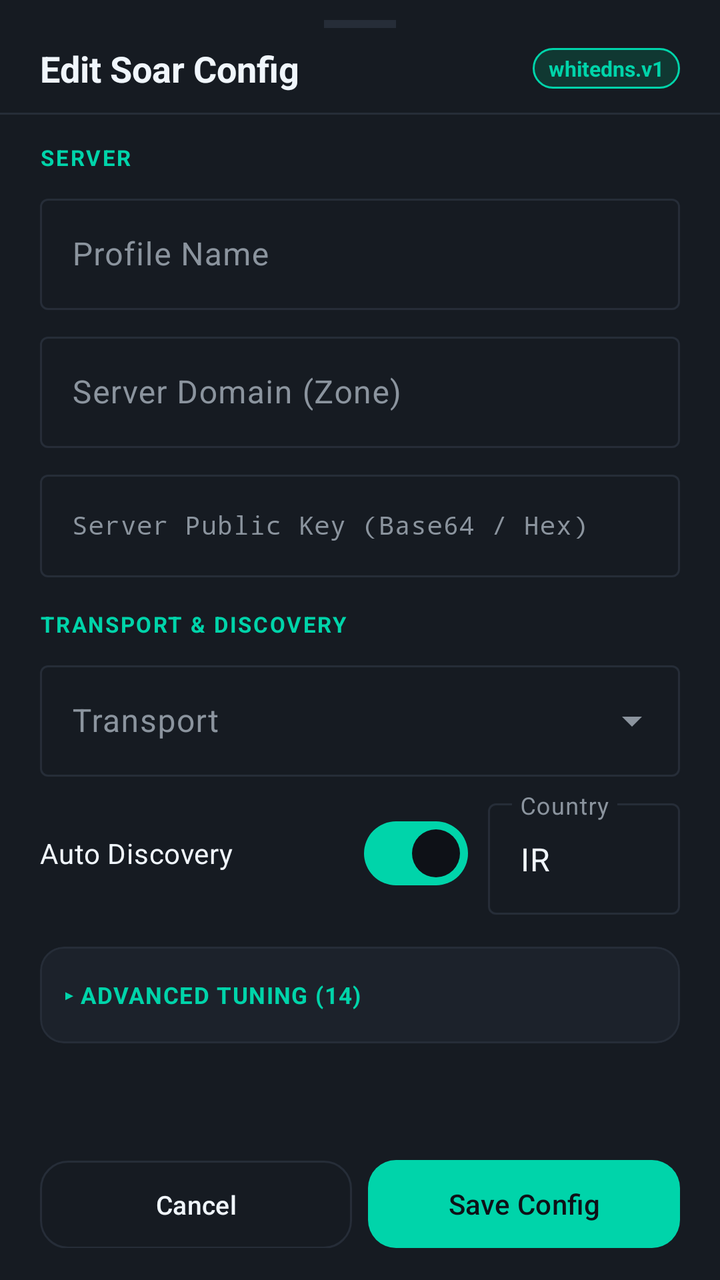
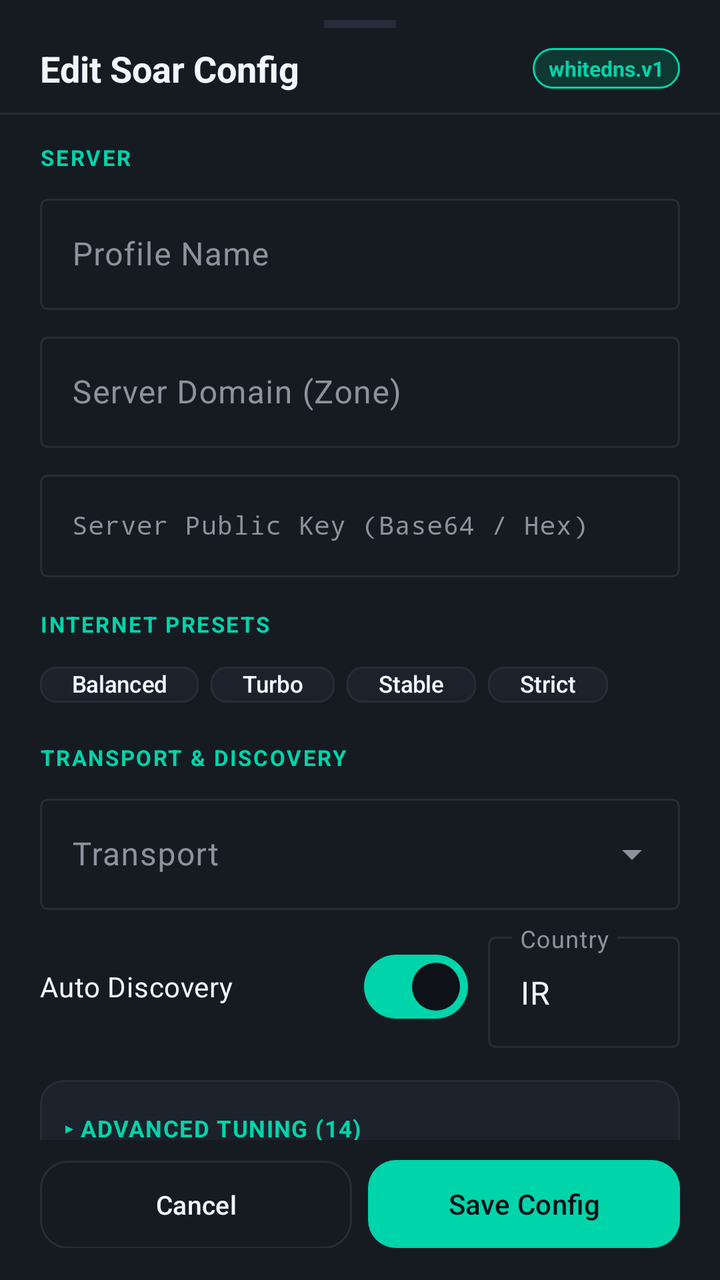

Compare the two renders of this Android layout. The source of the first and the diff that turns it into the second are given below.
<!-- AndroidManifest.xml: application theme Theme.AetherVpn -->
<!-- res/layout/bottom_sheet_soar_profile.xml -->
<?xml version="1.0" encoding="utf-8"?>
<LinearLayout xmlns:android="http://schemas.android.com/apk/res/android"
    xmlns:app="http://schemas.android.com/apk/res-auto"
    android:layout_width="match_parent"
    android:layout_height="wrap_content"
    android:background="@color/card_bg"
    android:orientation="vertical"
    android:paddingBottom="16dp">

    
    <View
        android:layout_width="36dp"
        android:layout_height="4dp"
        android:layout_gravity="center_horizontal"
        android:layout_marginTop="10dp"
        android:layout_marginBottom="8dp"
        android:background="@color/card_border" />

    
    <LinearLayout
        android:layout_width="match_parent"
        android:layout_height="wrap_content"
        android:gravity="center_vertical"
        android:orientation="horizontal"
        android:paddingHorizontal="20dp"
        android:paddingBottom="10dp">

        <TextView
            android:id="@+id/tvSheetTitle"
            android:layout_width="0dp"
            android:layout_height="wrap_content"
            android:layout_weight="1"
            android:text="Edit Soar Config"
            android:textColor="@color/text_primary"
            android:textSize="18sp"
            android:textStyle="bold" />

        <TextView
            android:layout_width="wrap_content"
            android:layout_height="wrap_content"
            android:background="@drawable/bg_pill_chain"
            android:paddingHorizontal="8dp"
            android:paddingVertical="3dp"
            android:text="whitedns.v1"
            android:textColor="@color/accent_primary"
            android:textSize="10.5sp"
            android:textStyle="bold" />
    </LinearLayout>

    <View
        android:layout_width="match_parent"
        android:layout_height="1dp"
        android:background="@color/divider_line" />

    <androidx.core.widget.NestedScrollView
        android:layout_width="match_parent"
        android:layout_height="0dp"
        android:layout_weight="1"
        android:fillViewport="true"
        android:paddingHorizontal="20dp"
        android:paddingTop="14dp">

        <LinearLayout
            android:layout_width="match_parent"
            android:layout_height="wrap_content"
            android:orientation="vertical"
            android:paddingBottom="12dp">

            
            <TextView
                android:layout_width="wrap_content"
                android:layout_height="wrap_content"
                android:letterSpacing="0.08"
                android:text="SERVER"
                android:textColor="@color/accent_primary"
                android:textSize="11sp"
                android:textStyle="bold" />

            <com.google.android.material.textfield.TextInputLayout
                style="@style/Widget.Material3.TextInputLayout.OutlinedBox"
                android:layout_width="match_parent"
                android:layout_height="wrap_content"
                android:layout_marginTop="8dp"
                android:hint="Profile Name">

                <com.google.android.material.textfield.TextInputEditText
                    android:id="@+id/etSoarName"
                    android:layout_width="match_parent"
                    android:layout_height="wrap_content"
                    android:inputType="text"
                    android:maxLines="1" />
            </com.google.android.material.textfield.TextInputLayout>

            <com.google.android.material.textfield.TextInputLayout
                style="@style/Widget.Material3.TextInputLayout.OutlinedBox"
                android:layout_width="match_parent"
                android:layout_height="wrap_content"
                android:layout_marginTop="8dp"
                android:hint="Server Domain (Zone)">

                <com.google.android.material.textfield.TextInputEditText
                    android:id="@+id/etSoarDomain"
                    android:layout_width="match_parent"
                    android:layout_height="wrap_content"
                    android:inputType="textNoSuggestions"
                    android:maxLines="1" />
            </com.google.android.material.textfield.TextInputLayout>

            <com.google.android.material.textfield.TextInputLayout
                style="@style/Widget.Material3.TextInputLayout.OutlinedBox"
                android:layout_width="match_parent"
                android:layout_height="wrap_content"
                android:layout_marginTop="8dp"
                android:hint="Server Public Key (Base64 / Hex)">

                <com.google.android.material.textfield.TextInputEditText
                    android:id="@+id/etSoarPublicKey"
                    android:layout_width="match_parent"
                    android:layout_height="wrap_content"
                    android:fontFamily="monospace"
                    android:inputType="textNoSuggestions"
                    android:maxLines="2"
                    android:textSize="12.5sp" />
            </com.google.android.material.textfield.TextInputLayout>

            
            <TextView
                android:layout_width="wrap_content"
                android:layout_height="wrap_content"
                android:layout_marginTop="16dp"
                android:letterSpacing="0.08"
                android:text="TRANSPORT &amp; DISCOVERY"
                android:textColor="@color/accent_primary"
                android:textSize="11sp"
                android:textStyle="bold" />

            <com.google.android.material.textfield.TextInputLayout
                style="@style/Widget.Material3.TextInputLayout.OutlinedBox.ExposedDropdownMenu"
                android:layout_width="match_parent"
                android:layout_height="wrap_content"
                android:layout_marginTop="8dp"
                android:hint="Transport">

                <AutoCompleteTextView
                    android:id="@+id/actSoarTransport"
                    android:layout_width="match_parent"
                    android:layout_height="wrap_content"
                    android:inputType="none" />
            </com.google.android.material.textfield.TextInputLayout>

            <LinearLayout
                android:layout_width="match_parent"
                android:layout_height="wrap_content"
                android:layout_marginTop="8dp"
                android:gravity="center_vertical"
                android:orientation="horizontal">

                <com.google.android.material.materialswitch.MaterialSwitch
                    android:id="@+id/switchSoarDiscovery"
                    android:layout_width="0dp"
                    android:layout_height="wrap_content"
                    android:layout_weight="1"
                    android:checked="true"
                    android:text="Auto Discovery"
                    android:textColor="@color/text_primary" />

                <com.google.android.material.textfield.TextInputLayout
                    style="@style/Widget.Material3.TextInputLayout.OutlinedBox"
                    android:layout_width="96dp"
                    android:layout_height="wrap_content"
                    android:layout_marginStart="10dp"
                    android:hint="Country">

                    <com.google.android.material.textfield.TextInputEditText
                        android:id="@+id/etSoarCountry"
                        android:layout_width="match_parent"
                        android:layout_height="wrap_content"
                        android:inputType="textCapCharacters"
                        android:maxLines="1"
                        android:text="IR" />
                </com.google.android.material.textfield.TextInputLayout>
            </LinearLayout>

            
            <com.google.android.material.card.MaterialCardView
                style="@style/Widget.Aether.Card"
                android:layout_width="match_parent"
                android:layout_height="wrap_content"
                android:layout_marginTop="16dp"
                app:cardBackgroundColor="@color/surface_elevated"
                app:cardCornerRadius="12dp">

                <LinearLayout
                    android:layout_width="match_parent"
                    android:layout_height="wrap_content"
                    android:orientation="vertical"
                    android:padding="12dp">

                    <LinearLayout
                        android:id="@+id/btnSoarToggleAdvanced"
                        android:layout_width="match_parent"
                        android:layout_height="wrap_content"
                        android:background="?attr/selectableItemBackground"
                        android:gravity="center_vertical"
                        android:orientation="horizontal"
                        android:paddingVertical="4dp">

                        <TextView
                            android:id="@+id/tvSoarAdvancedToggle"
                            android:layout_width="0dp"
                            android:layout_height="wrap_content"
                            android:layout_weight="1"
                            android:letterSpacing="0.04"
                            android:text="▸ ADVANCED TUNING (14)"
                            android:textColor="@color/accent_primary"
                            android:textSize="11.5sp"
                            android:textStyle="bold" />
                    </LinearLayout>

                    <LinearLayout
                        android:id="@+id/layoutSoarAdvanced"
                        android:layout_width="match_parent"
                        android:layout_height="wrap_content"
                        android:layout_marginTop="10dp"
                        android:orientation="vertical"
                        android:visibility="gone">

                        <LinearLayout
                            android:layout_width="match_parent"
                            android:layout_height="wrap_content"
                            android:orientation="horizontal">

                            <com.google.android.material.textfield.TextInputLayout
                                style="@style/Widget.Material3.TextInputLayout.OutlinedBox"
                                android:layout_width="0dp"
                                android:layout_height="wrap_content"
                                android:layout_marginEnd="6dp"
                                android:layout_weight="1"
                                android:hint="discoveryWant">

                                <com.google.android.material.textfield.TextInputEditText
                                    android:id="@+id/etSoarDiscoveryWant"
                                    android:layout_width="match_parent"
                                    android:layout_height="wrap_content"
                                    android:inputType="number" />
                            </com.google.android.material.textfield.TextInputLayout>

                            <com.google.android.material.textfield.TextInputLayout
                                style="@style/Widget.Material3.TextInputLayout.OutlinedBox"
                                android:layout_width="0dp"
                                android:layout_height="wrap_content"
                                android:layout_weight="1"
                                android:hint="discoveryConcurrency">

                                <com.google.android.material.textfield.TextInputEditText
                                    android:id="@+id/etSoarDiscoveryConcurrency"
                                    android:layout_width="match_parent"
                                    android:layout_height="wrap_content"
                                    android:inputType="number" />
                            </com.google.android.material.textfield.TextInputLayout>
                        </LinearLayout>

                        <LinearLayout
                            android:layout_width="match_parent"
                            android:layout_height="wrap_content"
                            android:layout_marginTop="6dp"
                            android:orientation="horizontal">

                            <com.google.android.material.textfield.TextInputLayout
                                style="@style/Widget.Material3.TextInputLayout.OutlinedBox"
                                android:layout_width="0dp"
                                android:layout_height="wrap_content"
                                android:layout_marginEnd="6dp"
                                android:layout_weight="1"
                                android:hint="discoveryPaceMs">

                                <com.google.android.material.textfield.TextInputEditText
                                    android:id="@+id/etSoarDiscoveryPaceMs"
                                    android:layout_width="match_parent"
                                    android:layout_height="wrap_content"
                                    android:inputType="number" />
                            </com.google.android.material.textfield.TextInputLayout>

                            <com.google.android.material.textfield.TextInputLayout
                                style="@style/Widget.Material3.TextInputLayout.OutlinedBox"
                                android:layout_width="0dp"
                                android:layout_height="wrap_content"
                                android:layout_weight="1"
                                android:hint="holdMs">

                                <com.google.android.material.textfield.TextInputEditText
                                    android:id="@+id/etSoarHoldMs"
                                    android:layout_width="match_parent"
                                    android:layout_height="wrap_content"
                                    android:inputType="number" />
                            </com.google.android.material.textfield.TextInputLayout>
                        </LinearLayout>

                        <LinearLayout
                            android:layout_width="match_parent"
                            android:layout_height="wrap_content"
                            android:layout_marginTop="6dp"
                            android:orientation="horizontal">

                            <com.google.android.material.textfield.TextInputLayout
                                style="@style/Widget.Material3.TextInputLayout.OutlinedBox"
                                android:layout_width="0dp"
                                android:layout_height="wrap_content"
                                android:layout_marginEnd="6dp"
                                android:layout_weight="1"
                                android:hint="safeQName">

                                <com.google.android.material.textfield.TextInputEditText
                                    android:id="@+id/etSoarSafeQName"
                                    android:layout_width="match_parent"
                                    android:layout_height="wrap_content"
                                    android:inputType="number" />
                            </com.google.android.material.textfield.TextInputLayout>

                            <com.google.android.material.textfield.TextInputLayout
                                style="@style/Widget.Material3.TextInputLayout.OutlinedBox"
                                android:layout_width="0dp"
                                android:layout_height="wrap_content"
                                android:layout_weight="1"
                                android:hint="maxQName">

                                <com.google.android.material.textfield.TextInputEditText
                                    android:id="@+id/etSoarMaxQName"
                                    android:layout_width="match_parent"
                                    android:layout_height="wrap_content"
                                    android:inputType="number" />
                            </com.google.android.material.textfield.TextInputLayout>
                        </LinearLayout>

                        <LinearLayout
                            android:layout_width="match_parent"
                            android:layout_height="wrap_content"
                            android:layout_marginTop="6dp"
                            android:orientation="horizontal">

                            <com.google.android.material.textfield.TextInputLayout
                                style="@style/Widget.Material3.TextInputLayout.OutlinedBox"
                                android:layout_width="0dp"
                                android:layout_height="wrap_content"
                                android:layout_marginEnd="6dp"
                                android:layout_weight="1"
                                android:hint="maxAnswer">

                                <com.google.android.material.textfield.TextInputEditText
                                    android:id="@+id/etSoarMaxAnswer"
                                    android:layout_width="match_parent"
                                    android:layout_height="wrap_content"
                                    android:inputType="number" />
                            </com.google.android.material.textfield.TextInputLayout>

                            <com.google.android.material.textfield.TextInputLayout
                                style="@style/Widget.Material3.TextInputLayout.OutlinedBox"
                                android:layout_width="0dp"
                                android:layout_height="wrap_content"
                                android:layout_weight="1"
                                android:hint="maxInflight">

                                <com.google.android.material.textfield.TextInputEditText
                                    android:id="@+id/etSoarMaxInflight"
                                    android:layout_width="match_parent"
                                    android:layout_height="wrap_content"
                                    android:inputType="number" />
                            </com.google.android.material.textfield.TextInputLayout>
                        </LinearLayout>

                        <LinearLayout
                            android:layout_width="match_parent"
                            android:layout_height="wrap_content"
                            android:layout_marginTop="6dp"
                            android:orientation="horizontal">

                            <com.google.android.material.textfield.TextInputLayout
                                style="@style/Widget.Material3.TextInputLayout.OutlinedBox"
                                android:layout_width="0dp"
                                android:layout_height="wrap_content"
                                android:layout_marginEnd="6dp"
                                android:layout_weight="1"
                                android:hint="maxPathWindow">

                                <com.google.android.material.textfield.TextInputEditText
                                    android:id="@+id/etSoarMaxPathWindow"
                                    android:layout_width="match_parent"
                                    android:layout_height="wrap_content"
                                    android:inputType="number" />
                            </com.google.android.material.textfield.TextInputLayout>

                            <com.google.android.material.textfield.TextInputLayout
                                style="@style/Widget.Material3.TextInputLayout.OutlinedBox"
                                android:layout_width="0dp"
                                android:layout_height="wrap_content"
                                android:layout_weight="1"
                                android:hint="maxStreams">

                                <com.google.android.material.textfield.TextInputEditText
                                    android:id="@+id/etSoarMaxStreams"
                                    android:layout_width="match_parent"
                                    android:layout_height="wrap_content"
                                    android:inputType="number" />
                            </com.google.android.material.textfield.TextInputLayout>
                        </LinearLayout>

                        <LinearLayout
                            android:layout_width="match_parent"
                            android:layout_height="wrap_content"
                            android:layout_marginTop="6dp"
                            android:orientation="horizontal">

                            <com.google.android.material.textfield.TextInputLayout
                                style="@style/Widget.Material3.TextInputLayout.OutlinedBox"
                                android:layout_width="0dp"
                                android:layout_height="wrap_content"
                                android:layout_marginEnd="6dp"
                                android:layout_weight="1"
                                android:hint="streamWindowKiB">

                                <com.google.android.material.textfield.TextInputEditText
                                    android:id="@+id/etSoarStreamWindowKiB"
                                    android:layout_width="match_parent"
                                    android:layout_height="wrap_content"
                                    android:inputType="number" />
                            </com.google.android.material.textfield.TextInputLayout>

                            <com.google.android.material.textfield.TextInputLayout
                                style="@style/Widget.Material3.TextInputLayout.OutlinedBox"
                                android:layout_width="0dp"
                                android:layout_height="wrap_content"
                                android:layout_weight="1"
                                android:hint="sendBufferKiB">

                                <com.google.android.material.textfield.TextInputEditText
                                    android:id="@+id/etSoarSendBufferKiB"
                                    android:layout_width="match_parent"
                                    android:layout_height="wrap_content"
                                    android:inputType="number" />
                            </com.google.android.material.textfield.TextInputLayout>
                        </LinearLayout>

                        <LinearLayout
                            android:layout_width="match_parent"
                            android:layout_height="wrap_content"
                            android:layout_marginTop="6dp"
                            android:orientation="horizontal">

                            <com.google.android.material.textfield.TextInputLayout
                                style="@style/Widget.Material3.TextInputLayout.OutlinedBox"
                                android:layout_width="0dp"
                                android:layout_height="wrap_content"
                                android:layout_marginEnd="6dp"
                                android:layout_weight="1"
                                android:hint="sessionIdleSeconds">

                                <com.google.android.material.textfield.TextInputEditText
                                    android:id="@+id/etSoarSessionIdleSeconds"
                                    android:layout_width="match_parent"
                                    android:layout_height="wrap_content"
                                    android:inputType="number" />
                            </com.google.android.material.textfield.TextInputLayout>

                            <com.google.android.material.textfield.TextInputLayout
                                style="@style/Widget.Material3.TextInputLayout.OutlinedBox"
                                android:layout_width="0dp"
                                android:layout_height="wrap_content"
                                android:layout_weight="1"
                                android:hint="dialTimeoutSeconds">

                                <com.google.android.material.textfield.TextInputEditText
                                    android:id="@+id/etSoarDialTimeoutSeconds"
                                    android:layout_width="match_parent"
                                    android:layout_height="wrap_content"
                                    android:inputType="number" />
                            </com.google.android.material.textfield.TextInputLayout>
                        </LinearLayout>
                    </LinearLayout>
                </LinearLayout>
            </com.google.android.material.card.MaterialCardView>
        </LinearLayout>
    </androidx.core.widget.NestedScrollView>

    
    <LinearLayout
        android:layout_width="match_parent"
        android:layout_height="wrap_content"
        android:orientation="horizontal"
        android:paddingHorizontal="20dp"
        android:paddingTop="10dp">

        <com.google.android.material.button.MaterialButton
            android:id="@+id/btnSoarCancel"
            style="@style/Widget.Aether.Button.Outlined"
            android:layout_width="0dp"
            android:layout_height="44dp"
            android:layout_marginEnd="8dp"
            android:layout_weight="1"
            android:minHeight="44dp"
            android:text="Cancel" />

        <com.google.android.material.button.MaterialButton
            android:id="@+id/btnSoarSave"
            style="@style/Widget.Aether.Button"
            android:layout_width="0dp"
            android:layout_height="44dp"
            android:layout_weight="1"
            android:minHeight="44dp"
            android:text="Save Config" />
    </LinearLayout>
</LinearLayout>
<!-- resources referenced by this layout -->
<resources>
  <color name="accent_primary">#00D4AA</color>
  <color name="card_bg">#161B22</color>
  <color name="card_border">#262D38</color>
  <color name="divider_line">#262D38</color>
  <color name="surface_elevated">#1C222B</color>
  <color name="text_primary">#F0F6FC</color>
  <!-- drawable bg_pill_chain (drawable) -->
  <?xml version="1.0" encoding="utf-8"?>
  <shape xmlns:android="http://schemas.android.com/apk/res/android"
      android:shape="rectangle">
      <solid android:color="@color/accent_primary_container" />
      <corners android:radius="999dp" />
      <stroke
          android:width="1dp"
          android:color="@color/accent_primary" />
  </shape>
  <style name="Widget.Aether.Button" parent="Widget.Material3.Button">
          <item name="android:minHeight">48dp</item>
          <item name="android:insetTop">0dp</item>
          <item name="android:insetBottom">0dp</item>
          <item name="cornerRadius">14dp</item>
          <item name="android:textAllCaps">false</item>
          <item name="android:textSize">14sp</item>
          <item name="backgroundTint">@color/accent_primary</item>
          <item name="android:textColor">@color/surface_bg</item>
      </style>
  <style name="Widget.Aether.Button.Outlined" parent="Widget.Material3.Button.OutlinedButton">
          <item name="android:minHeight">48dp</item>
          <item name="android:insetTop">0dp</item>
          <item name="android:insetBottom">0dp</item>
          <item name="cornerRadius">14dp</item>
          <item name="android:textAllCaps">false</item>
          <item name="android:textSize">13sp</item>
          <item name="strokeColor">@color/card_border</item>
          <item name="android:textColor">@color/text_primary</item>
      </style>
  <style name="Widget.Aether.Card" parent="Widget.Material3.CardView.Outlined">
          <item name="cardBackgroundColor">@color/card_bg</item>
          <item name="strokeColor">@color/card_border</item>
          <item name="strokeWidth">1dp</item>
          <item name="cardCornerRadius">16dp</item>
          <item name="cardElevation">0dp</item>
      </style>
  <style name="Theme.AetherVpn" parent="Theme.Material3.Dark.NoActionBar">
          <item name="colorPrimary">@color/accent_primary</item>
          <item name="colorOnPrimary">@color/surface_bg</item>
          <item name="colorPrimaryContainer">@color/accent_primary_container</item>
          <item name="colorSecondary">@color/accent_secondary</item>
          <item name="colorOnSecondary">@color/text_primary</item>
          <item name="colorSurface">@color/card_bg</item>
          <item name="colorOnSurface">@color/text_primary</item>
          <item name="colorSurfaceVariant">@color/surface_elevated</item>
          <item name="colorOnSurfaceVariant">@color/text_secondary</item>
          <item name="colorOutline">@color/card_border</item>
          <item name="android:windowBackground">@color/surface_bg</item>
          <item name="android:statusBarColor">@color/surface_bg</item>
          <item name="android:navigationBarColor">@color/card_bg</item>
      </style>
  <color name="accent_primary_container">#103832</color>
  <color name="surface_bg">#0E1117</color>
  <color name="accent_secondary">#3B82F6</color>
  <color name="text_secondary">#8B949E</color>
</resources>

<!-- the commit's change to res/layout/bottom_sheet_soar_profile.xml (unified diff, before → after) -->
@@ -129,6 +129,75 @@
                 android:layout_height="wrap_content"
                 android:layout_marginTop="16dp"
                 android:letterSpacing="0.08"
+                android:text="INTERNET PRESETS"
+                android:textColor="@color/accent_primary"
+                android:textSize="11sp"
+                android:textStyle="bold" />
+
+            <com.google.android.material.chip.ChipGroup
+                android:id="@+id/chipGroupSoarSheetPresets"
+                android:layout_width="match_parent"
+                android:layout_height="wrap_content"
+                android:layout_marginTop="6dp"
+                app:chipSpacingHorizontal="6dp"
+                app:selectionRequired="false"
+                app:singleLine="true"
+                app:singleSelection="true">
+
+                <com.google.android.material.chip.Chip
+                    android:id="@+id/chipSoarSheetBalanced"
+                    style="@style/Widget.Material3.Chip.Filter"
+                    android:layout_width="wrap_content"
+                    android:layout_height="34dp"
+                    android:text="Balanced"
+                    android:textColor="@color/selector_chip_text"
+                    android:textSize="11.5sp"
+                    app:chipBackgroundColor="@color/selector_chip_bg"
+                    app:chipStrokeColor="@color/selector_chip_stroke"
+                    app:chipStrokeWidth="1dp" />
+
+                <com.google.android.material.chip.Chip
+                    android:id="@+id/chipSoarSheetTurbo"
+                    style="@style/Widget.Material3.Chip.Filter"
+                    android:layout_width="wrap_content"
+                    android:layout_height="34dp"
+                    android:text="Turbo"
+                    android:textColor="@color/selector_chip_text"
+                    android:textSize="11.5sp"
+                    app:chipBackgroundColor="@color/selector_chip_bg"
+                    app:chipStrokeColor="@color/selector_chip_stroke"
+                    app:chipStrokeWidth="1dp" />
+
+                <com.google.android.material.chip.Chip
+                    android:id="@+id/chipSoarSheetStable"
+                    style="@style/Widget.Material3.Chip.Filter"
+                    android:layout_width="wrap_content"
+                    android:layout_height="34dp"
+                    android:text="Stable"
+                    android:textColor="@color/selector_chip_text"
+                    android:textSize="11.5sp"
+                    app:chipBackgroundColor="@color/selector_chip_bg"
+                    app:chipStrokeColor="@color/selector_chip_stroke"
+                    app:chipStrokeWidth="1dp" />
+
+                <com.google.android.material.chip.Chip
+                    android:id="@+id/chipSoarSheetStrict"
+                    style="@style/Widget.Material3.Chip.Filter"
+                    android:layout_width="wrap_content"
+                    android:layout_height="34dp"
+                    android:text="Strict"
+                    android:textColor="@color/selector_chip_text"
+                    android:textSize="11.5sp"
+                    app:chipBackgroundColor="@color/selector_chip_bg"
+                    app:chipStrokeColor="@color/selector_chip_stroke"
+                    app:chipStrokeWidth="1dp" />
+            </com.google.android.material.chip.ChipGroup>
+
+            <TextView
+                android:layout_width="wrap_content"
+                android:layout_height="wrap_content"
+                android:layout_marginTop="12dp"
+                android:letterSpacing="0.08"
                 android:text="TRANSPORT &amp; DISCOVERY"
                 android:textColor="@color/accent_primary"
                 android:textSize="11sp"
